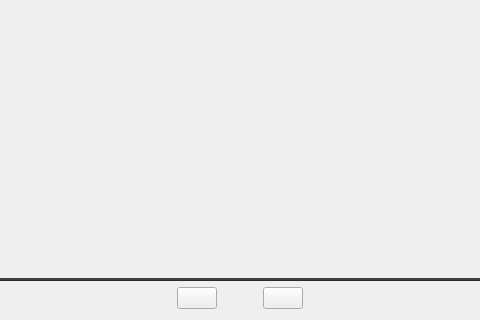
coltoncandy/Image-Generator-Wizard, file ImageWizard/imagewizard.ui: the form before one commit; both pictures show x 400 to 880 and y 400 to 720 of the 1280 by 720 pixel window.
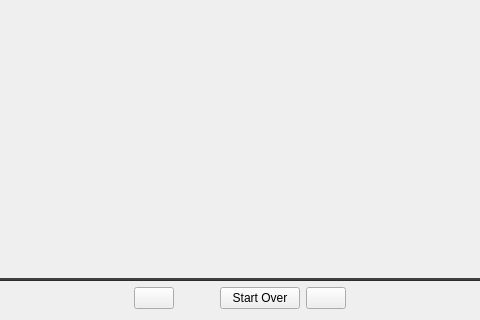
The form after the commit.

Commit message: Implemented a start over button.

Patch:
```diff
--- a/ImageWizard/imagewizard.ui
+++ b/ImageWizard/imagewizard.ui
@@ -92,6 +92,13 @@
        </property>
       </spacer>
      </item>
+     <item>
+      <widget class="QPushButton" name="restartButton">
+       <property name="text">
+        <string>Start Over</string>
+       </property>
+      </widget>
+     </item>
      <item>
       <widget class="QPushButton" name="btnNext">
        <property name="styleSheet">
```
The commit also changes 4 other files.
